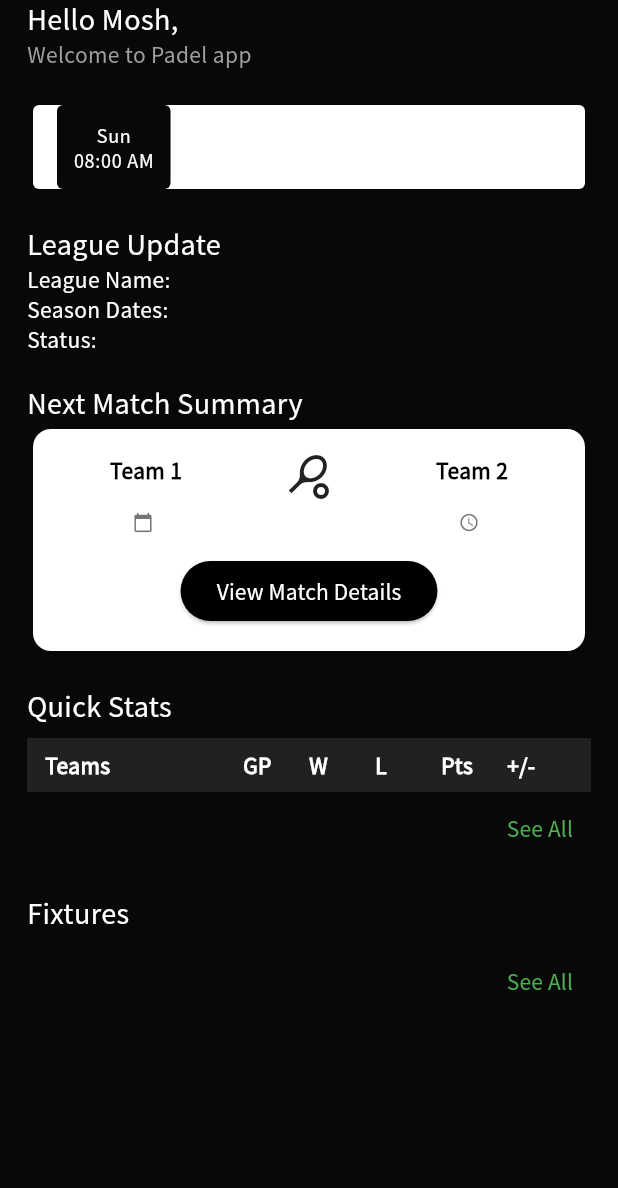
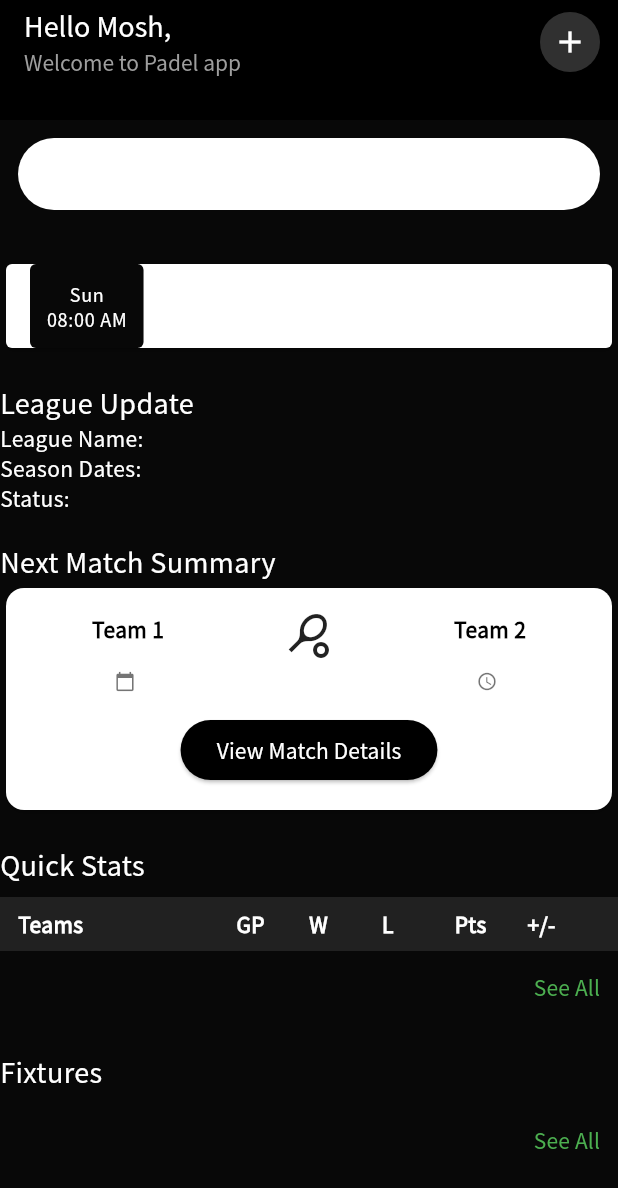
Before and after one commit to Sristy72/central-padel-league-user, a Flutter app: the first screen one second after launch, on a phone screen of 412 x 824 dp. Shown: the top 1188 px of the screen. Run offline on Flutter 3.47's test engine with Material 3 defaults, Android fonts, the phone set to English and light mode, and no system bars; our stand-ins replace connectivity_plus, dartz, dio, equatable, flutter_secure_storage, get and 3 more; missing offline and left inert: flutx_core; accounts and stored records are empty; statements that could not run were skipped.

Commit message:
Update home_screen.dart

```diff
--- a/lib/features/home/presentation/screens/home_screen.dart
+++ b/lib/features/home/presentation/screens/home_screen.dart
@@ -15,19 +15,68 @@ class HomeScreen extends StatelessWidget {
   @override
   Widget build(BuildContext context) {
     final controller = Get.put(HomeController());
-    return AppScaffold(
-      body: SafeArea(
-        child: SingleChildScrollView(
-          child: Column(
+
+    return Scaffold(
+      appBar: PreferredSize(
+        preferredSize: const Size.fromHeight(80), // custom height
+        child: AppBar(
+          automaticallyImplyLeading: false,
+          backgroundColor: Colors.black,
+          elevation: 0,
+          title: Column(
             crossAxisAlignment: CrossAxisAlignment.start,
             children: const [
               Text(
                 "Hello Mosh,",
                 style: TextStyle(color: Colors.white, fontSize: 18),
               ),
+              SizedBox(height: 4),
               Text(
                 "Welcome to Padel app",
                 style: TextStyle(color: Colors.grey, fontSize: 14),
+              ),
+            ],
+          ),
+          actions: [
+            Padding(
+              padding: const EdgeInsets.only(right: 12),
+              child: CircleAvatar(
+                backgroundColor: Colors.grey[850],
+                child: IconButton(
+                  onPressed: () {
+                    // TODO: add your button logic here
+                  },
+                  icon: const Icon(Icons.add, color: Colors.white),
+                ),
+              ),
+            ),
+          ],
+        ),
+      ),
+      body: SafeArea(
+        child: SingleChildScrollView(
+          child: Column(
+            crossAxisAlignment: CrossAxisAlignment.start,
+            children: const [
+              // Search bar
+              Padding(
+                padding: EdgeInsets.all(12.0),
+                child: TextField(
+                  decoration: InputDecoration(
+                    hintText: "Search",
+                    prefixIcon: Icon(Icons.search),
+                    filled: true,
+                    fillColor: Colors.white,
+                    contentPadding: EdgeInsets.symmetric(
+                      vertical: 0,
+                      horizontal: 16,
+                    ),
+                    border: OutlineInputBorder(
+                      borderRadius: BorderRadius.all(Radius.circular(30)),
+                      borderSide: BorderSide.none,
+                    ),
+                  ),
+                ),
               ),
               SizedBox(height: 20),
 
```
